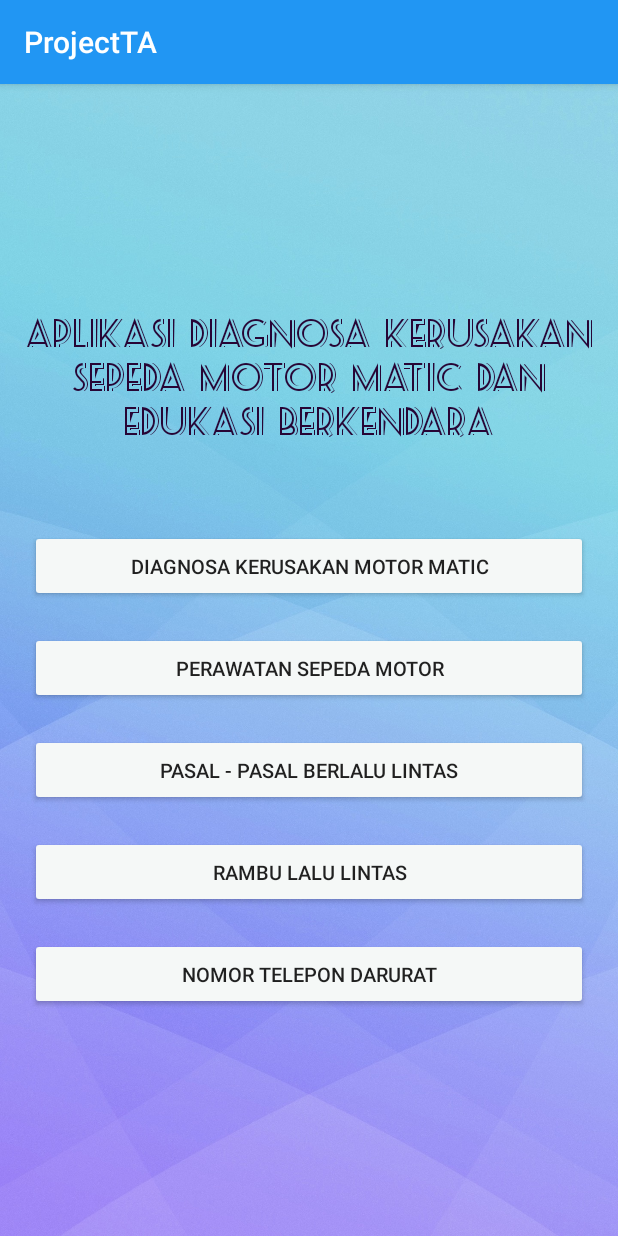
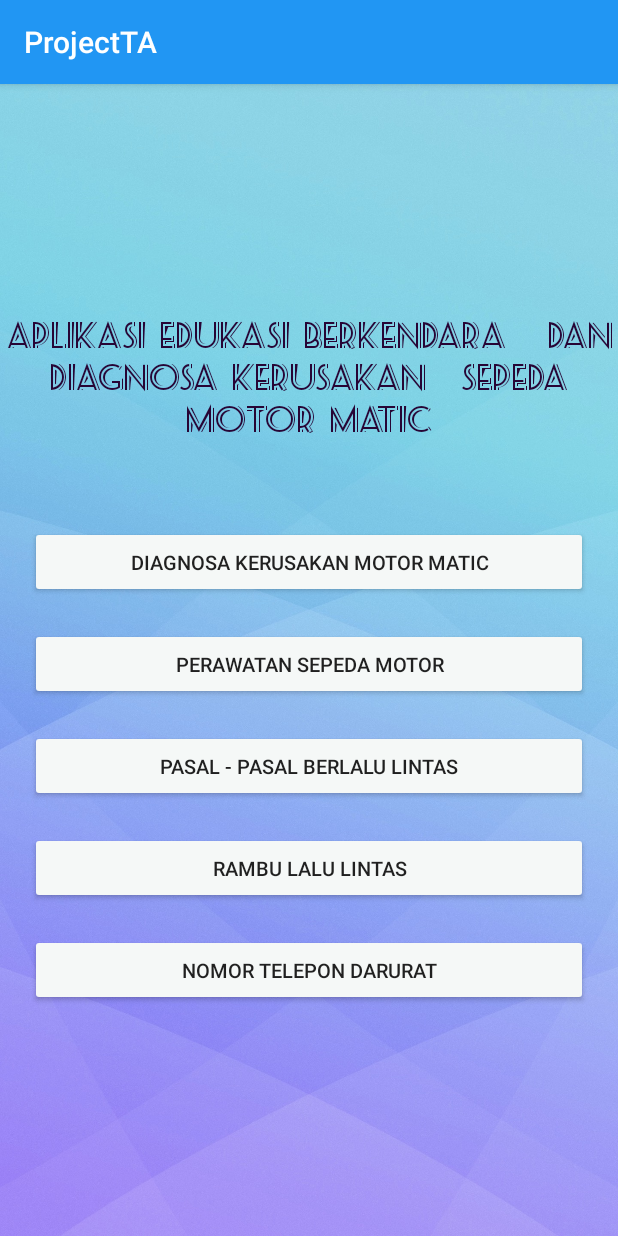
Before and after one commit to arifanrey26/ProjectTA_FIX, an Android app: the screen it shows after launch (MainActivity), on a phone screen of 412 x 824 dp. Run offline under Robolectric (Android 15) with nearby library versions, the phone set to English and light mode, and no system bars.

Commit message:
koreksi judul

```diff
--- a/app/src/main/res/layout/activity_main.xml
+++ b/app/src/main/res/layout/activity_main.xml
@@ -18,9 +18,9 @@
         android:layout_marginBottom="15dp"
         android:fontFamily="@font/seasrn"
         android:gravity="center"
-        android:text="APLIKASI  DIAGNOSA  KERUSAKAN  SEPEDA  MOTOR  MATIC  DAN  EDUKASI  BERKENDARA"
+        android:text="APLIKASI  EDUKASI  BERKENDARA      DAN  DIAGNOSA  KERUSAKAN     SEPEDA  MOTOR  MATIC"
         android:textColor="#270535"
-        android:textSize="21dp"
+        android:textSize="20dp"
         app:layout_constraintBottom_toTopOf="@+id/btn_diagnosa"
         app:layout_constraintEnd_toEndOf="parent"
         app:layout_constraintStart_toStartOf="parent"
```
